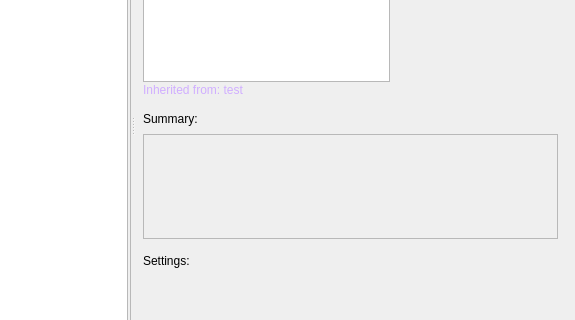
shotgunsoftware/tk-multi-publish2, file resources/dialog.ui: the form before one commit; both pictures show x 134 to 709 and y 140 to 460 of the 709 by 588 pixel window.
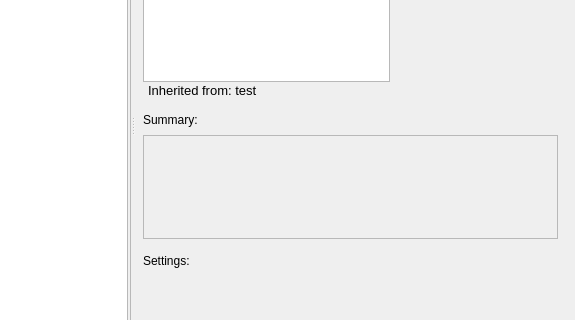
The form after the commit. Icons and pictures are not drawn. Custom widgets are drawn as their Qt base class.

Commit message: Addressing feedback on UI. Also set placeholder to use standard color.

```diff
--- a/resources/dialog.ui
+++ b/resources/dialog.ui
@@ -646,14 +646,17 @@
                        </sizepolicy>
                       </property>
                       <property name="styleSheet">
-                       <string notr="true">color: #d0aeff;</string>
+                       <string notr="true"/>
                       </property>
                       <property name="text">
-                       <string>&lt;html&gt;&lt;head/&gt;&lt;body&gt;&lt;p&gt;Inherited from: test&lt;/p&gt;&lt;/body&gt;&lt;/html&gt;</string>
+                       <string>&lt;html&gt;&lt;head/&gt;&lt;body&gt;&lt;p&gt;&lt;span style=&quot; font-size:10pt;&quot;&gt;Inherited from: test&lt;/span&gt;&lt;/p&gt;&lt;/body&gt;&lt;/html&gt;</string>
                       </property>
                       <property name="wordWrap">
                        <bool>true</bool>
                       </property>
+                      <property name="indent">
+                       <number>5</number>
+                      </property>
                       <property name="openExternalLinks">
                        <bool>false</bool>
                       </property>
@@ -748,8 +751,8 @@
                       <rect>
                        <x>0</x>
                        <y>0</y>
-                       <width>418</width>
-                       <height>81</height>
+                       <width>408</width>
+                       <height>97</height>
                       </rect>
                      </property>
                      <layout class="QVBoxLayout" name="verticalLayout_10" stretch="0,1">
```
The commit also changes 3 other files.
